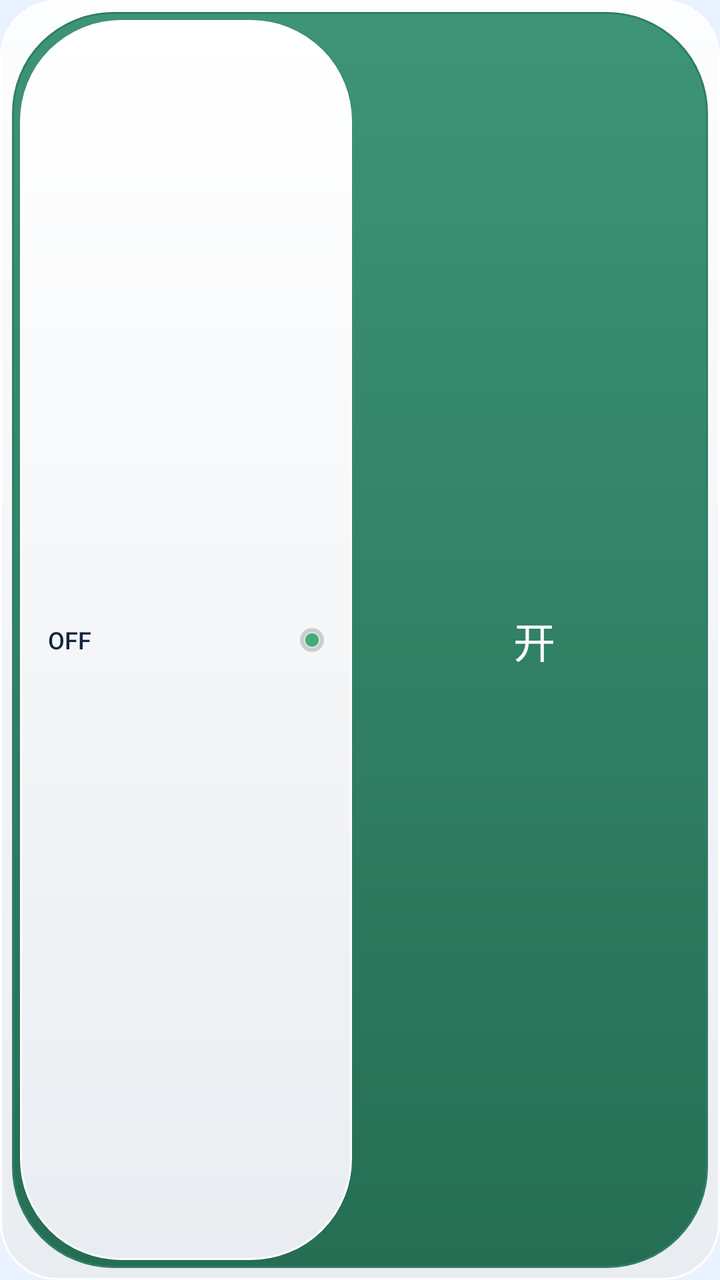
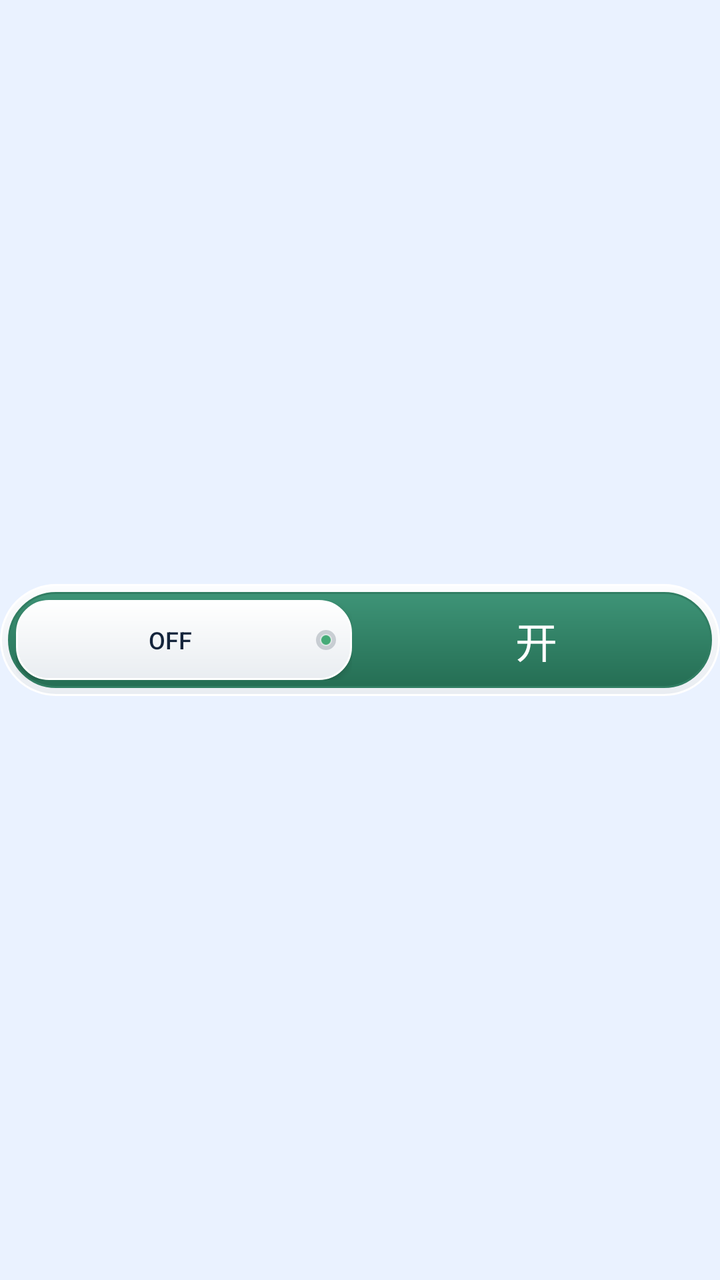

Compare the two renders of this Android layout. The source of the first and the diff that turns it into the second are given below.
<!-- AndroidManifest.xml: application theme Theme.HotWater -->
<!-- res/layout/widget_hotwater_slider.xml -->
<FrameLayout xmlns:android="http://schemas.android.com/apk/res/android"
    android:id="@+id/widget_root" android:layout_width="match_parent" android:layout_height="match_parent" android:layoutDirection="ltr" android:background="@drawable/widget_switch_shell" android:padding="6dp">
    <include layout="@layout/widget_switch_track" />
</FrameLayout>
<!-- res/layout/widget_switch_track.xml (included above) -->
<FrameLayout xmlns:android="http://schemas.android.com/apk/res/android" android:id="@+id/widget_switch_track" android:layout_width="match_parent" android:layout_height="match_parent" android:background="@drawable/widget_switch_track_open" android:clipChildren="true" android:layoutDirection="ltr">
    <LinearLayout android:layout_width="match_parent" android:layout_height="match_parent" android:orientation="horizontal">
        <TextView android:id="@+id/widget_switch_left" android:layout_width="0dp" android:layout_weight="1" android:layout_height="match_parent" android:gravity="center" android:text="关" android:textSize="21sp" android:fontFamily="sans-serif-medium" android:textColor="#FFFFFFFF" />
        <TextView android:id="@+id/widget_switch_right" android:layout_width="0dp" android:layout_weight="1" android:layout_height="match_parent" android:gravity="center" android:text="开" android:textSize="21sp" android:fontFamily="sans-serif-medium" android:textColor="#FFFFFFFF" />
    </LinearLayout>
    <ViewFlipper android:id="@+id/widget_thumb_off" android:layout_width="match_parent" android:layout_height="match_parent" android:inAnimation="@anim/widget_thumb_off" android:animateFirstView="false" android:autoStart="false" android:visibility="visible">
        <LinearLayout android:layout_width="match_parent" android:layout_height="match_parent" android:orientation="horizontal"><FrameLayout android:layout_width="0dp" android:layout_weight="1" android:layout_height="match_parent" android:padding="4dp">
        <RelativeLayout android:layout_width="match_parent" android:layout_height="match_parent" android:background="@drawable/widget_switch_thumb" android:elevation="2dp" android:paddingStart="14dp" android:paddingEnd="14dp">
            <TextView android:id="@+id/widget_thumb_text_off_0" android:layout_width="wrap_content" android:layout_height="wrap_content" android:layout_centerVertical="true" android:layout_alignParentStart="true" android:text="OFF" android:textSize="12sp" android:fontFamily="sans-serif-medium" android:textColor="@color/text_primary" />
            <ImageView android:id="@+id/widget_led_off_0" android:layout_width="12dp" android:layout_height="12dp" android:layout_centerVertical="true" android:layout_alignParentEnd="true" android:src="@drawable/widget_led_idle" android:contentDescription="@null" />
        </RelativeLayout>
    </FrameLayout><TextView android:layout_width="0dp" android:layout_weight="1" android:layout_height="match_parent" /></LinearLayout>
        <LinearLayout android:layout_width="match_parent" android:layout_height="match_parent" android:orientation="horizontal"><FrameLayout android:layout_width="0dp" android:layout_weight="1" android:layout_height="match_parent" android:padding="4dp">
        <RelativeLayout android:layout_width="match_parent" android:layout_height="match_parent" android:background="@drawable/widget_switch_thumb" android:elevation="2dp" android:paddingStart="14dp" android:paddingEnd="14dp">
            <TextView android:id="@+id/widget_thumb_text_off_1" android:layout_width="wrap_content" android:layout_height="wrap_content" android:layout_centerVertical="true" android:layout_alignParentStart="true" android:text="OFF" android:textSize="12sp" android:fontFamily="sans-serif-medium" android:textColor="@color/text_primary" />
            <ImageView android:id="@+id/widget_led_off_1" android:layout_width="12dp" android:layout_height="12dp" android:layout_centerVertical="true" android:layout_alignParentEnd="true" android:src="@drawable/widget_led_idle" android:contentDescription="@null" />
        </RelativeLayout>
    </FrameLayout><TextView android:layout_width="0dp" android:layout_weight="1" android:layout_height="match_parent" /></LinearLayout>
    </ViewFlipper>
    <ViewFlipper android:id="@+id/widget_thumb_on" android:layout_width="match_parent" android:layout_height="match_parent" android:inAnimation="@anim/widget_thumb_on" android:animateFirstView="false" android:autoStart="false" android:visibility="invisible">
        <LinearLayout android:layout_width="match_parent" android:layout_height="match_parent" android:orientation="horizontal"><TextView android:layout_width="0dp" android:layout_weight="1" android:layout_height="match_parent" /><FrameLayout android:layout_width="0dp" android:layout_weight="1" android:layout_height="match_parent" android:padding="4dp">
        <RelativeLayout android:layout_width="match_parent" android:layout_height="match_parent" android:background="@drawable/widget_switch_thumb" android:elevation="2dp" android:paddingStart="14dp" android:paddingEnd="14dp">
            <TextView android:id="@+id/widget_thumb_text_on_0" android:layout_width="wrap_content" android:layout_height="wrap_content" android:layout_centerVertical="true" android:layout_alignParentStart="true" android:text="ON" android:textSize="12sp" android:fontFamily="sans-serif-medium" android:textColor="@color/text_primary" />
            <ImageView android:id="@+id/widget_led_on_0" android:layout_width="12dp" android:layout_height="12dp" android:layout_centerVertical="true" android:layout_alignParentEnd="true" android:src="@drawable/widget_led_idle" android:contentDescription="@null" />
        </RelativeLayout>
    </FrameLayout></LinearLayout>
        <LinearLayout android:layout_width="match_parent" android:layout_height="match_parent" android:orientation="horizontal"><TextView android:layout_width="0dp" android:layout_weight="1" android:layout_height="match_parent" /><FrameLayout android:layout_width="0dp" android:layout_weight="1" android:layout_height="match_parent" android:padding="4dp">
        <RelativeLayout android:layout_width="match_parent" android:layout_height="match_parent" android:background="@drawable/widget_switch_thumb" android:elevation="2dp" android:paddingStart="14dp" android:paddingEnd="14dp">
            <TextView android:id="@+id/widget_thumb_text_on_1" android:layout_width="wrap_content" android:layout_height="wrap_content" android:layout_centerVertical="true" android:layout_alignParentStart="true" android:text="ON" android:textSize="12sp" android:fontFamily="sans-serif-medium" android:textColor="@color/text_primary" />
            <ImageView android:id="@+id/widget_led_on_1" android:layout_width="12dp" android:layout_height="12dp" android:layout_centerVertical="true" android:layout_alignParentEnd="true" android:src="@drawable/widget_led_idle" android:contentDescription="@null" />
        </RelativeLayout>
    </FrameLayout></LinearLayout>
    </ViewFlipper>
</FrameLayout>
<!-- resources referenced by this layout -->
<resources>
  <color name="text_primary">#14243B</color>
  <!-- drawable widget_led_idle (drawable) -->
  <layer-list xmlns:android="http://schemas.android.com/apk/res/android">
      <item><shape android:shape="oval"><solid android:color="#60808B95" /></shape></item>
      <item android:left="2dp" android:top="2dp" android:right="2dp" android:bottom="2dp"><shape android:shape="oval"><gradient android:startColor="#45AA77" android:endColor="#45AA77" android:angle="270" /><stroke android:width="0.5dp" android:color="#A0FFFFFF" /></shape></item>
  </layer-list>
  <!-- drawable widget_switch_shell (drawable) -->
  <shape xmlns:android="http://schemas.android.com/apk/res/android" android:shape="rectangle">
      <gradient android:startColor="#FCFDFE" android:endColor="#E9EDF2" android:angle="270" />
      <corners android:radius="28dp" />
      <stroke android:width="1dp" android:color="#FFFFFFFF" />
  </shape>
  <!-- drawable widget_switch_thumb (drawable) -->
  <shape xmlns:android="http://schemas.android.com/apk/res/android" android:shape="rectangle">
      <gradient android:startColor="#FFFFFF" android:endColor="#E9EDF1" android:angle="270" />
      <corners android:radius="50dp" />
      <stroke android:width="1dp" android:color="#FFFFFF" />
  </shape>
  <!-- drawable widget_switch_track_open (drawable) -->
  <shape xmlns:android="http://schemas.android.com/apk/res/android" android:shape="rectangle">
      <gradient android:startColor="#3E9477" android:endColor="#256E54" android:angle="270" />
      <corners android:radius="50dp" />
      <stroke android:width="1dp" android:color="#317E63" />
  </shape>
  <style name="Theme.HotWater" parent="Theme.Material3.Light.NoActionBar">
          <item name="android:statusBarColor">@android:color/transparent</item>
          <item name="android:navigationBarColor">@android:color/transparent</item>
          <item name="android:windowBackground">@color/startup_sky_system</item>
          <item name="android:windowSplashScreenBackground" tools:targetApi="s">@color/startup_sky_system</item>
          <item name="android:windowDisablePreview">@bool/startup_disable_preview</item>
          <item name="android:windowLightStatusBar" tools:targetApi="m">true</item>
          <item name="colorPrimary">@color/text_primary</item>
          <item name="colorOnPrimary">@android:color/white</item>
          <item name="colorSurface">@color/surface</item>
      </style>
  <color name="startup_sky_system">#EAF2FF</color>
  <color name="surface">#E9F3FF</color>
</resources>

<!-- the commit's change to res/layout/widget_hotwater_slider.xml (unified diff, before → after) -->
@@ -1,39 +1,42 @@
 <FrameLayout xmlns:android="http://schemas.android.com/apk/res/android"
-    android:id="@+id/widget_root" android:layout_width="match_parent" android:layout_height="match_parent" android:layoutDirection="ltr" android:background="@drawable/widget_switch_shell" android:padding="6dp">
-    <include layout="@layout/widget_switch_track" />
+    android:id="@+id/widget_root" android:layout_width="match_parent" android:layout_height="match_parent" android:layoutDirection="ltr">
+    <FrameLayout android:id="@+id/widget_slider_shell" android:layout_width="match_parent" android:layout_height="56dp"
+        android:layout_gravity="center_vertical" android:background="@drawable/widget_switch_shell" android:padding="4dp">
+        <include layout="@layout/widget_switch_track" />
+    </FrameLayout>
 </FrameLayout>
 <!-- res/layout/widget_switch_track.xml (included above) -->
-<FrameLayout xmlns:android="http://schemas.android.com/apk/res/android" android:id="@+id/widget_switch_track" android:layout_width="match_parent" android:layout_height="match_parent" android:background="@drawable/widget_switch_track_open" android:clipChildren="true" android:layoutDirection="ltr">
+<FrameLayout xmlns:android="http://schemas.android.com/apk/res/android" android:id="@+id/widget_switch_track" android:layout_width="match_parent" android:layout_height="48dp" android:layout_gravity="center_vertical" android:background="@drawable/widget_switch_track_open" android:clipChildren="true" android:layoutDirection="ltr">
     <LinearLayout android:layout_width="match_parent" android:layout_height="match_parent" android:orientation="horizontal">
         <TextView android:id="@+id/widget_switch_left" android:layout_width="0dp" android:layout_weight="1" android:layout_height="match_parent" android:gravity="center" android:text="关" android:textSize="21sp" android:fontFamily="sans-serif-medium" android:textColor="#FFFFFFFF" />
         <TextView android:id="@+id/widget_switch_right" android:layout_width="0dp" android:layout_weight="1" android:layout_height="match_parent" android:gravity="center" android:text="开" android:textSize="21sp" android:fontFamily="sans-serif-medium" android:textColor="#FFFFFFFF" />
     </LinearLayout>
     <ViewFlipper android:id="@+id/widget_thumb_off" android:layout_width="match_parent" android:layout_height="match_parent" android:inAnimation="@anim/widget_thumb_off" android:animateFirstView="false" android:autoStart="false" android:visibility="visible">
         <LinearLayout android:layout_width="match_parent" android:layout_height="match_parent" android:orientation="horizontal"><FrameLayout android:layout_width="0dp" android:layout_weight="1" android:layout_height="match_parent" android:padding="4dp">
-        <RelativeLayout android:layout_width="match_parent" android:layout_height="match_parent" android:background="@drawable/widget_switch_thumb" android:elevation="2dp" android:paddingStart="14dp" android:paddingEnd="14dp">
-            <TextView android:id="@+id/widget_thumb_text_off_0" android:layout_width="wrap_content" android:layout_height="wrap_content" android:layout_centerVertical="true" android:layout_alignParentStart="true" android:text="OFF" android:textSize="12sp" android:fontFamily="sans-serif-medium" android:textColor="@color/text_primary" />
-            <ImageView android:id="@+id/widget_led_off_0" android:layout_width="12dp" android:layout_height="12dp" android:layout_centerVertical="true" android:layout_alignParentEnd="true" android:src="@drawable/widget_led_idle" android:contentDescription="@null" />
-        </RelativeLayout>
+        <LinearLayout android:layout_width="match_parent" android:layout_height="match_parent" android:orientation="horizontal" android:gravity="center_vertical" android:background="@drawable/widget_switch_thumb" android:elevation="2dp" android:paddingStart="8dp" android:paddingEnd="8dp">
+            <TextView android:id="@+id/widget_thumb_text_off_0" android:layout_width="0dp" android:layout_weight="1" android:layout_height="match_parent" android:gravity="center" android:text="OFF" android:textSize="12sp" android:autoSizeTextType="uniform" android:autoSizeMinTextSize="8sp" android:autoSizeMaxTextSize="12sp" android:singleLine="true" android:fontFamily="sans-serif-medium" android:textColor="@color/text_primary" />
+            <ImageView android:id="@+id/widget_led_off_0" android:layout_width="10dp" android:layout_height="10dp" android:layout_marginStart="4dp" android:src="@drawable/widget_led_idle" android:contentDescription="@null" />
+        </LinearLayout>
     </FrameLayout><TextView android:layout_width="0dp" android:layout_weight="1" android:layout_height="match_parent" /></LinearLayout>
         <LinearLayout android:layout_width="match_parent" android:layout_height="match_parent" android:orientation="horizontal"><FrameLayout android:layout_width="0dp" android:layout_weight="1" android:layout_height="match_parent" android:padding="4dp">
-        <RelativeLayout android:layout_width="match_parent" android:layout_height="match_parent" android:background="@drawable/widget_switch_thumb" android:elevation="2dp" android:paddingStart="14dp" android:paddingEnd="14dp">
-            <TextView android:id="@+id/widget_thumb_text_off_1" android:layout_width="wrap_content" android:layout_height="wrap_content" android:layout_centerVertical="true" android:layout_alignParentStart="true" android:text="OFF" android:textSize="12sp" android:fontFamily="sans-serif-medium" android:textColor="@color/text_primary" />
-            <ImageView android:id="@+id/widget_led_off_1" android:layout_width="12dp" android:layout_height="12dp" android:layout_centerVertical="true" android:layout_alignParentEnd="true" android:src="@drawable/widget_led_idle" android:contentDescription="@null" />
-        </RelativeLayout>
+        <LinearLayout android:layout_width="match_parent" android:layout_height="match_parent" android:orientation="horizontal" android:gravity="center_vertical" android:background="@drawable/widget_switch_thumb" android:elevation="2dp" android:paddingStart="8dp" android:paddingEnd="8dp">
+            <TextView android:id="@+id/widget_thumb_text_off_1" android:layout_width="0dp" android:layout_weight="1" android:layout_height="match_parent" android:gravity="center" android:text="OFF" android:textSize="12sp" android:autoSizeTextType="uniform" android:autoSizeMinTextSize="8sp" android:autoSizeMaxTextSize="12sp" android:singleLine="true" android:fontFamily="sans-serif-medium" android:textColor="@color/text_primary" />
+            <ImageView android:id="@+id/widget_led_off_1" android:layout_width="10dp" android:layout_height="10dp" android:layout_marginStart="4dp" android:src="@drawable/widget_led_idle" android:contentDescription="@null" />
+        </LinearLayout>
     </FrameLayout><TextView android:layout_width="0dp" android:layout_weight="1" android:layout_height="match_parent" /></LinearLayout>
     </ViewFlipper>
     <ViewFlipper android:id="@+id/widget_thumb_on" android:layout_width="match_parent" android:layout_height="match_parent" android:inAnimation="@anim/widget_thumb_on" android:animateFirstView="false" android:autoStart="false" android:visibility="invisible">
         <LinearLayout android:layout_width="match_parent" android:layout_height="match_parent" android:orientation="horizontal"><TextView android:layout_width="0dp" android:layout_weight="1" android:layout_height="match_parent" /><FrameLayout android:layout_width="0dp" android:layout_weight="1" android:layout_height="match_parent" android:padding="4dp">
-        <RelativeLayout android:layout_width="match_parent" android:layout_height="match_parent" android:background="@drawable/widget_switch_thumb" android:elevation="2dp" android:paddingStart="14dp" android:paddingEnd="14dp">
-            <TextView android:id="@+id/widget_thumb_text_on_0" android:layout_width="wrap_content" android:layout_height="wrap_content" android:layout_centerVertical="true" android:layout_alignParentStart="true" android:text="ON" android:textSize="12sp" android:fontFamily="sans-serif-medium" android:textColor="@color/text_primary" />
-            <ImageView android:id="@+id/widget_led_on_0" android:layout_width="12dp" android:layout_height="12dp" android:layout_centerVertical="true" android:layout_alignParentEnd="true" android:src="@drawable/widget_led_idle" android:contentDescription="@null" />
-        </RelativeLayout>
+        <LinearLayout android:layout_width="match_parent" android:layout_height="match_parent" android:orientation="horizontal" android:gravity="center_vertical" android:background="@drawable/widget_switch_thumb" android:elevation="2dp" android:paddingStart="8dp" android:paddingEnd="8dp">
+            <TextView android:id="@+id/widget_thumb_text_on_0" android:layout_width="0dp" android:layout_weight="1" android:layout_height="match_parent" android:gravity="center" android:text="ON" android:textSize="12sp" android:autoSizeTextType="uniform" android:autoSizeMinTextSize="8sp" android:autoSizeMaxTextSize="12sp" android:singleLine="true" android:fontFamily="sans-serif-medium" android:textColor="@color/text_primary" />
+            <ImageView android:id="@+id/widget_led_on_0" android:layout_width="10dp" android:layout_height="10dp" android:layout_marginStart="4dp" android:src="@drawable/widget_led_idle" android:contentDescription="@null" />
+        </LinearLayout>
     </FrameLayout></LinearLayout>
         <LinearLayout android:layout_width="match_parent" android:layout_height="match_parent" android:orientation="horizontal"><TextView android:layout_width="0dp" android:layout_weight="1" android:layout_height="match_parent" /><FrameLayout android:layout_width="0dp" android:layout_weight="1" android:layout_height="match_parent" android:padding="4dp">
-        <RelativeLayout android:layout_width="match_parent" android:layout_height="match_parent" android:background="@drawable/widget_switch_thumb" android:elevation="2dp" android:paddingStart="14dp" android:paddingEnd="14dp">
-            <TextView android:id="@+id/widget_thumb_text_on_1" android:layout_width="wrap_content" android:layout_height="wrap_content" android:layout_centerVertical="true" android:layout_alignParentStart="true" android:text="ON" android:textSize="12sp" android:fontFamily="sans-serif-medium" android:textColor="@color/text_primary" />
-            <ImageView android:id="@+id/widget_led_on_1" android:layout_width="12dp" android:layout_height="12dp" android:layout_centerVertical="true" android:layout_alignParentEnd="true" android:src="@drawable/widget_led_idle" android:contentDescription="@null" />
-        </RelativeLayout>
+        <LinearLayout android:layout_width="match_parent" android:layout_height="match_parent" android:orientation="horizontal" android:gravity="center_vertical" android:background="@drawable/widget_switch_thumb" android:elevation="2dp" android:paddingStart="8dp" android:paddingEnd="8dp">
+            <TextView android:id="@+id/widget_thumb_text_on_1" android:layout_width="0dp" android:layout_weight="1" android:layout_height="match_parent" android:gravity="center" android:text="ON" android:textSize="12sp" android:autoSizeTextType="uniform" android:autoSizeMinTextSize="8sp" android:autoSizeMaxTextSize="12sp" android:singleLine="true" android:fontFamily="sans-serif-medium" android:textColor="@color/text_primary" />
+            <ImageView android:id="@+id/widget_led_on_1" android:layout_width="10dp" android:layout_height="10dp" android:layout_marginStart="4dp" android:src="@drawable/widget_led_idle" android:contentDescription="@null" />
+        </LinearLayout>
     </FrameLayout></LinearLayout>
     </ViewFlipper>
 </FrameLayout>
<!-- resource entries referenced after the edit -->
@@ -15,7 +15,7 @@
   <!-- drawable widget_switch_thumb (drawable) -->
   <shape xmlns:android="http://schemas.android.com/apk/res/android" android:shape="rectangle">
       <gradient android:startColor="#FFFFFF" android:endColor="#E9EDF1" android:angle="270" />
-      <corners android:radius="50dp" />
+      <corners android:radius="16dp" />
       <stroke android:width="1dp" android:color="#FFFFFF" />
   </shape>
   <!-- drawable widget_switch_track_open (drawable) -->
